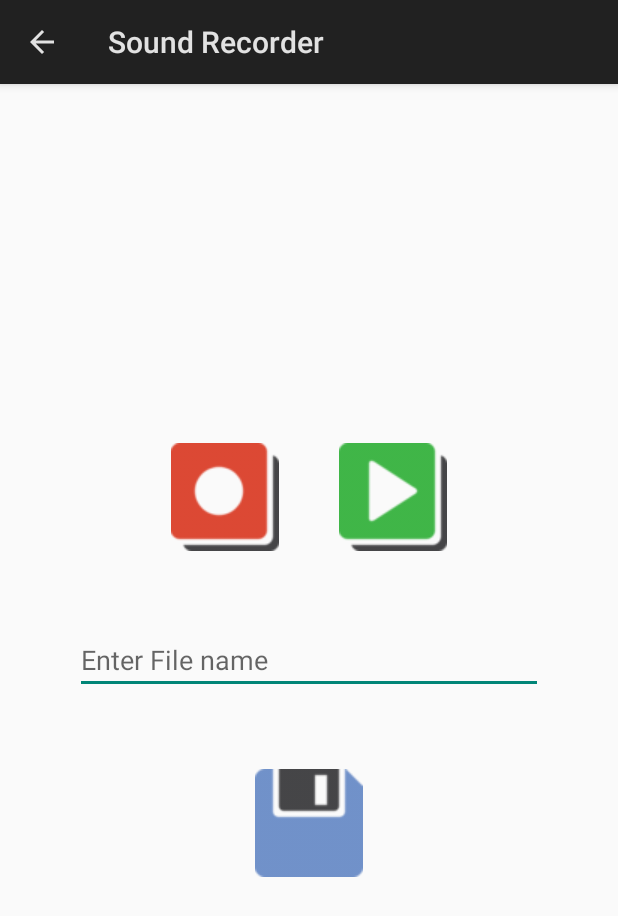
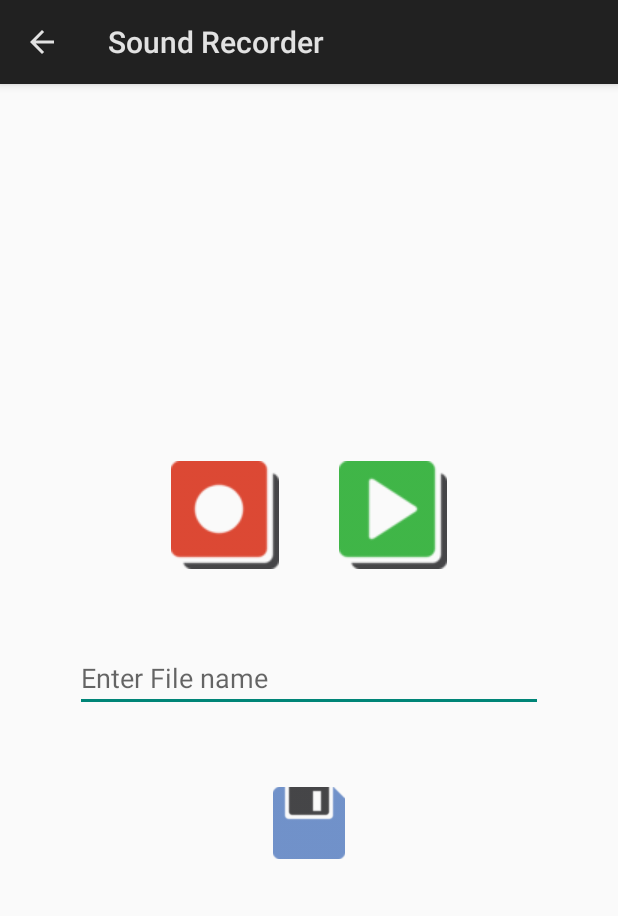
Before and after one commit to LTTing/SoundRecorderLolipop-master, an Android app: the screen it shows after launch (SoundRecordActivity), after a tap on "Record", on a phone screen of 412 x 824 dp. Shown: the top 916 px of the screen. Run offline under Robolectric (Android 15) with nearby library versions, the phone set to English and light mode, and no system bars.

Commit message:
interface update

```diff
--- a/app/src/main/java/team1887/soundrecorderlolipop/MainActivity.java
+++ b/app/src/main/java/team1887/soundrecorderlolipop/MainActivity.java
@@ -6,7 +6,6 @@ import android.os.Bundle;
 import android.view.Menu;
 import android.view.MenuItem;
 import android.view.View;
-import android.view.animation.AlphaAnimation;
 import android.view.animation.TranslateAnimation;
 import android.widget.Button;
 import android.widget.ImageView;
@@ -26,20 +25,6 @@ public class MainActivity extends Activity {
         mLogo.setAnimation(tanimation);
         /** 开始动画 */
         tanimation.startNow();
-
-
-
-        /** 设置透明度渐变动画 */
-        final AlphaAnimation aanimation = new AlphaAnimation(1, 0);
-        aanimation.setDuration(2000);//设置动画持续时间
-        aanimation.setStartOffset(2000);//执行前的等待时间
-        listButton.setAnimation(aanimation);
-        recordButton.setAnimation(aanimation);
-        /** 开始动画 */
-        aanimation.startNow();
-
-
-
 
                 recordButton.setOnClickListener(new View.OnClickListener() {
             @Override
--- a/app/src/main/res/layout-land/activity_sound_record.xml
+++ b/app/src/main/res/layout-land/activity_sound_record.xml
@@ -16,25 +16,24 @@
             android:layout_weight="1"
             android:layout_gravity="center" >
 
-            <Button
+            <ImageButton
                 android:id="@+id/record_button"
                 android:text="Start recording"
-                android:layout_gravity="right"
-                android:layout_width="200dp"
-                android:layout_height="50dp" />
-        </FrameLayout>
+                android:layout_gravity="center_horizontal"
+                android:layout_marginRight="50dp"
+                android:layout_width="wrap_content"
+                android:layout_height="wrap_content"
+                android:background="@drawable/ic_record"/>
 
-        <FrameLayout
-            android:layout_width="match_parent"
-            android:layout_height="wrap_content"
-            android:layout_weight="1"
-            android:layout_gravity="center" >
 
-            <Button
+            <ImageButton
                 android:id="@+id/play_button"
                 android:text="Start playing"
-                android:layout_width="200dp"
-                android:layout_height="50dp" />
+                android:layout_gravity="center"
+                android:layout_marginLeft="50dp"
+                android:layout_width="wrap_content"
+                android:layout_height="wrap_content"
+                android:background="@drawable/ic_play"/>
         </FrameLayout>
     </LinearLayout>
 
@@ -52,21 +51,19 @@
             <EditText
                 android:id="@+id/record_name"
                 android:hint="Enter File name"
-                android:layout_gravity="right"
+                android:layout_gravity="center_horizontal"
                 android:layout_width="200dp"
-                android:layout_height="wrap_content" />
-        </FrameLayout>
-        <FrameLayout
-            android:layout_width="match_parent"
-            android:layout_height="match_parent"
-            android:layout_weight="1"
-            android:layout_gravity="center" >
+                android:layout_height="wrap_content"/>
 
-            <Button
+            <ImageButton
                 android:id="@+id/save_button"
                 android:text="Save"
-                android:layout_width="200dp"
-                android:layout_height="50dp" />
+                android:layout_gravity="center_horizontal"
+                android:layout_width="48dp"
+                android:layout_height="48dp"
+                android:scaleType="fitXY"
+                android:layout_marginLeft="150dp"
+                android:background="@drawable/ic_save"/>
         </FrameLayout>
     </LinearLayout>
 
--- a/app/src/main/res/layout/activity_main.xml
+++ b/app/src/main/res/layout/activity_main.xml
@@ -50,7 +50,7 @@
                     android:layout_width="200dp"
                     android:layout_height="wrap_content"
                     android:layout_gravity="right"
-                    android:background="#000000"/>
+                    android:background="@color/black"/>
             </FrameLayout>
 
             <FrameLayout
--- a/app/src/main/res/layout/activity_sound_record.xml
+++ b/app/src/main/res/layout/activity_sound_record.xml
@@ -46,9 +46,9 @@
     <ImageButton
         android:id="@+id/save_button"
         android:text="Save"
-        android:layout_width="wrap_content"
-        android:layout_height="wrap_content"
-        android:scaleType="fitCenter"
+        android:layout_width="48dp"
+        android:layout_height="48dp"
+        android:scaleType="fitXY"
         android:background="@drawable/ic_save"/>
 
 </LinearLayout>
--- a/app/src/main/res/values/colors.xml
+++ b/app/src/main/res/values/colors.xml
@@ -6,4 +6,7 @@
     <color name="green_normal">#2ea95f</color>
     <color name="pink_eloviz">#e63656</color>
     <color name="white">#ffffff</color>
+    <color name="black">#000000</color>
+    <color name="grey">#292929</color>
+    <color name="grey_light">#515151</color>
 </resources>
```
Also changed, not shown: app/src/main/java/team1887/soundrecorderlolipop/SoundListActivity.java (+7 -2 lines), app/src/main/res/drawable/selector.xml (added, +7 -0 lines), app/src/main/res/layout-land/activity_main.xml (+28 -3 lines), app/src/main/res/layout-land/activity_sound_list.xml (+24 -1 lines).
